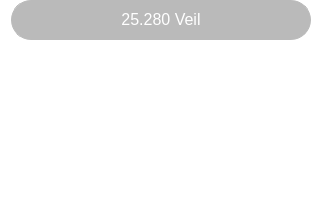
First picture: the form in src/qt/veil/forms/toast.ui, repository Veil-Project/veil, before the edit.
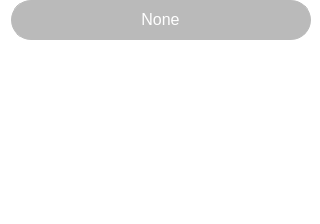
Second picture: the form after the edit.

Diff of the .ui file:
```diff
--- a/src/qt/veil/forms/toast.ui
+++ b/src/qt/veil/forms/toast.ui
@@ -53,8 +53,8 @@
      </property>
      <property name="maximumSize">
       <size>
-       <width>300</width>
-       <height>40</height>
+       <width>400</width>
+       <height>80</height>
       </size>
      </property>
      <property name="styleSheet">
@@ -89,14 +89,18 @@
          <string notr="true">font-size:16px;
 color:#ffffff;
 text-align:center;
+padding:6px;
 </string>
         </property>
         <property name="text">
-         <string>25.280 Veil</string>
+         <string>None</string>
         </property>
         <property name="alignment">
          <set>Qt::AlignCenter</set>
         </property>
+        <property name="wordWrap">
+         <bool>true</bool>
+        </property>
        </widget>
       </item>
      </layout>
```
